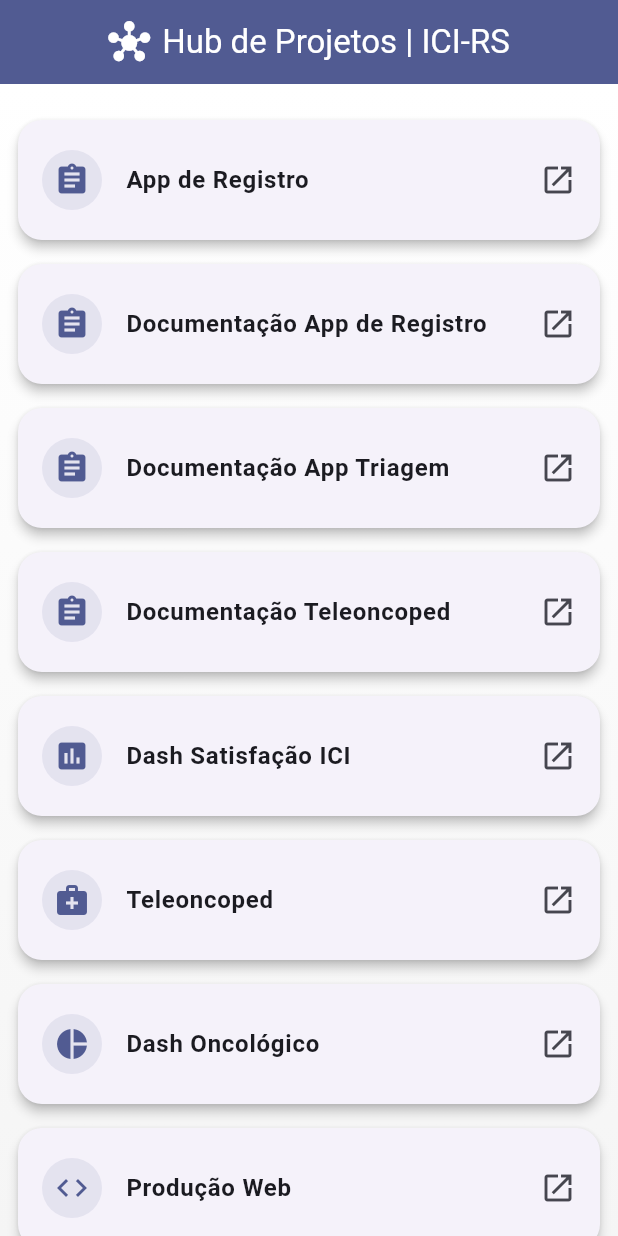
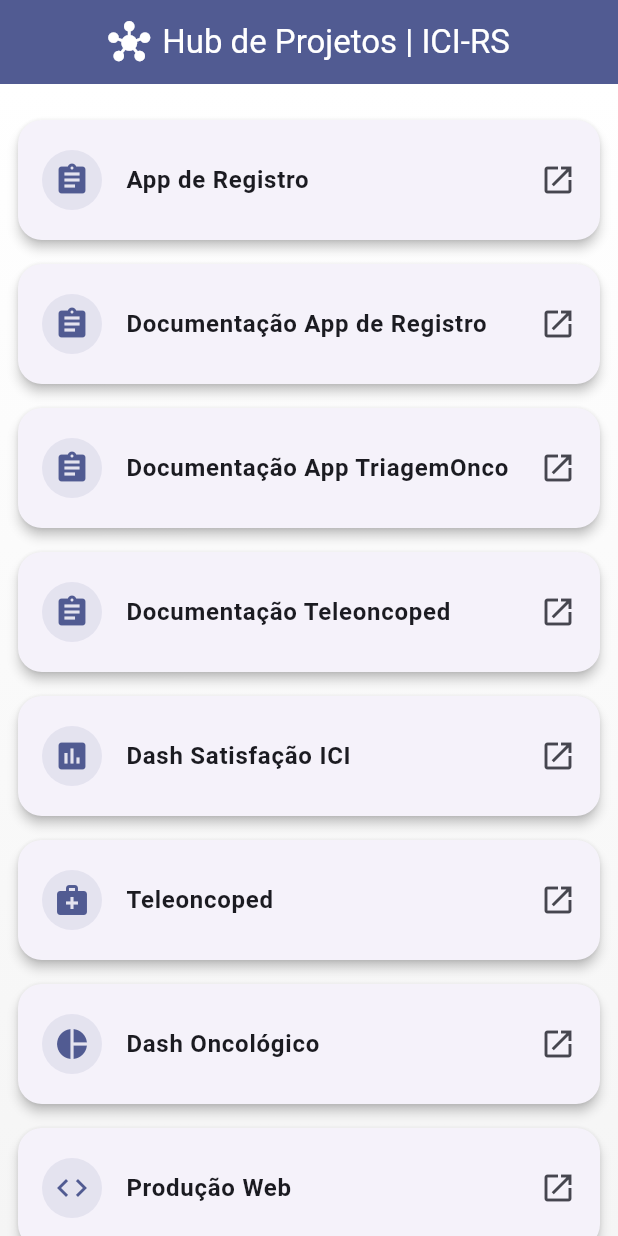
Before and after one commit to projetosici/hublinks-1, a Flutter app: the screen it shows after launch, on a phone screen of 412 x 824 dp. Run offline on Flutter 3.47's test engine with Material 3 defaults, Android fonts, the phone set to English and light mode, and no system bars.

Commit message:
Atualizações

```diff
--- a/lib/main.dart
+++ b/lib/main.dart
@@ -32,14 +32,14 @@ class ProjectHubPage extends StatelessWidget {
       icon: Icons.assignment,
     ),
     Project(
-      name: 'Documentação App Triagem',
-      url: 'https://projetosici.github.io/Documentacao-App-Registro/',
+      name: 'Documentação App TriagemOnco',
+      url: 'https://projetobioinfo-pixel.github.io/documentacaoTriagemOnco/',
 
       icon: Icons.assignment,
     ),
     Project(
       name: 'Documentação Teleoncoped',
-      url: 'https://projetosici.github.io/Documentacao-App-Registro/',
+      url: 'https://www.internacional.com.br/',
 
       icon: Icons.assignment,
     ),
```
